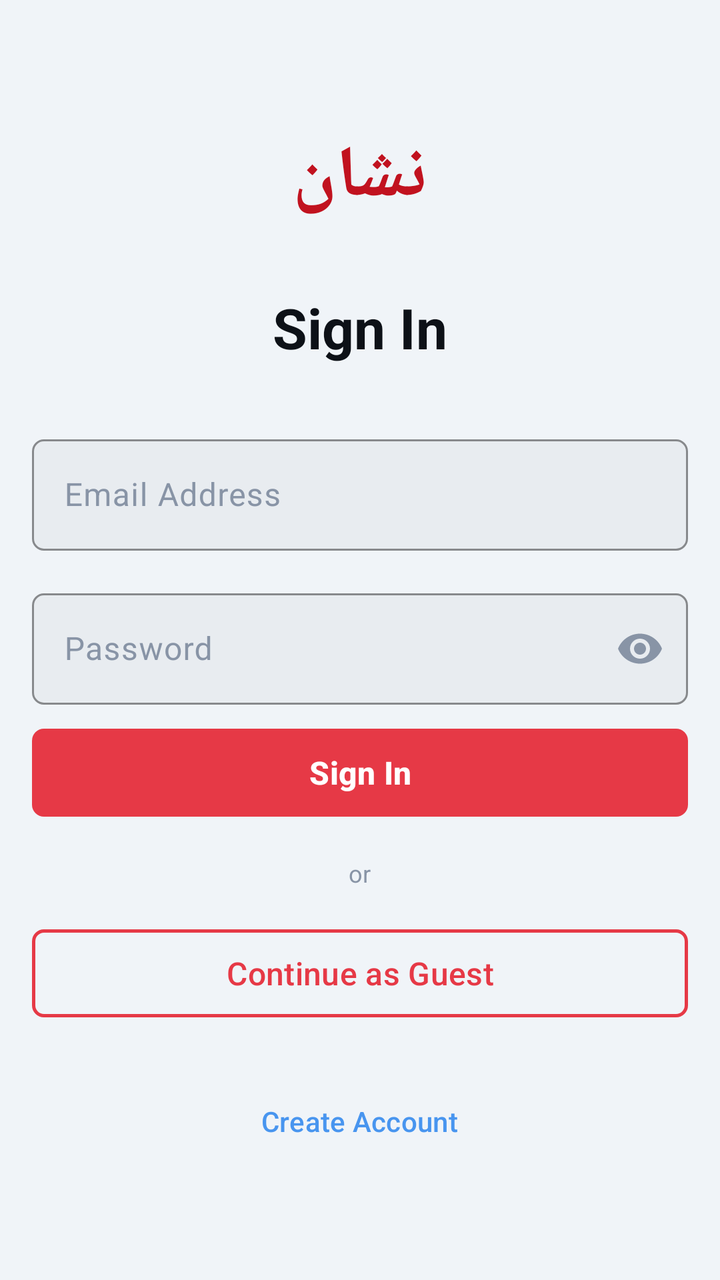
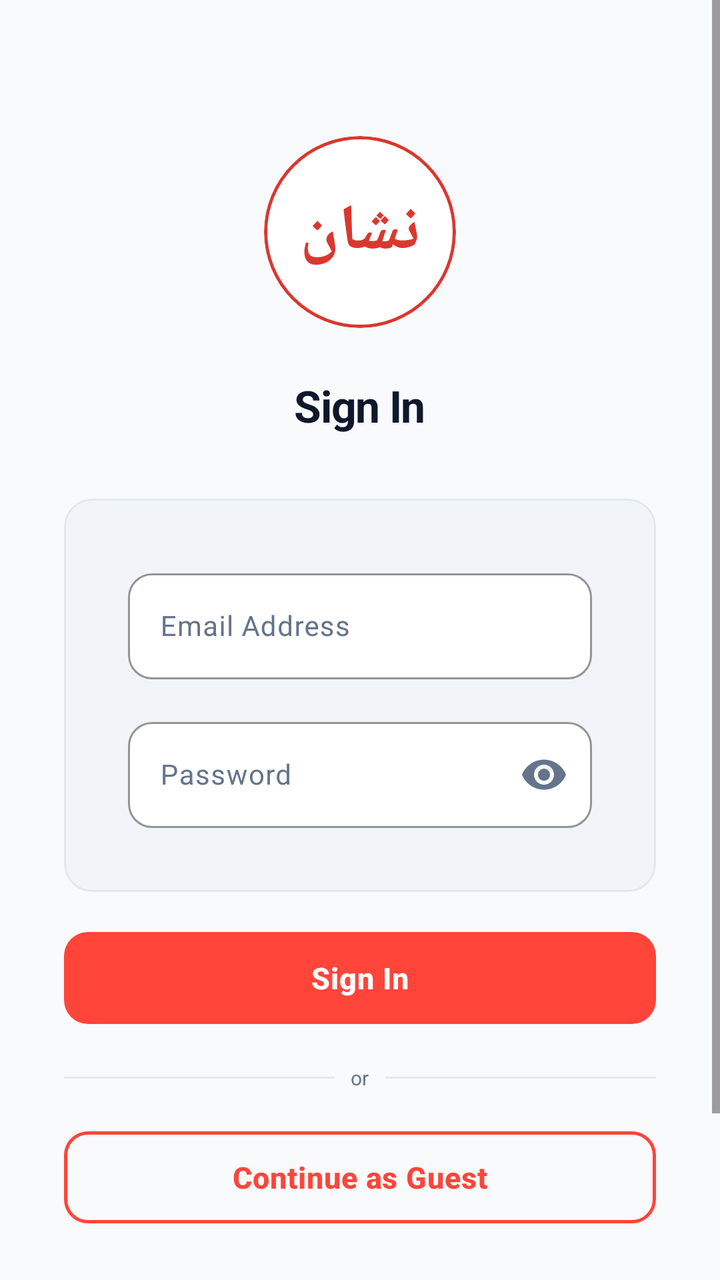

Compare the two renders of this Android layout. The source of the first and the diff that turns it into the second are given below.
<!-- AndroidManifest.xml: application theme Theme.NISHAAN -->
<!-- res/layout/fragment_auth.xml -->
<?xml version="1.0" encoding="utf-8"?>
<ScrollView xmlns:android="http://schemas.android.com/apk/res/android"
    xmlns:app="http://schemas.android.com/apk/res-auto"
    android:layout_width="match_parent"
    android:layout_height="match_parent"
    android:background="?attr/android:colorBackground"
    android:fillViewport="true">

    <LinearLayout
        android:layout_width="match_parent"
        android:layout_height="wrap_content"
        android:gravity="center_horizontal"
        android:orientation="vertical"
        android:padding="@dimen/spacing_md">

        
        <TextView
            android:layout_width="wrap_content"
            android:layout_height="wrap_content"
            android:layout_marginTop="@dimen/spacing_xxl"
            android:text="@string/app_name_urdu"
            android:textSize="36sp"
            android:textStyle="bold"
            android:textColor="?attr/colorPrimary" />

        <TextView
            android:layout_width="wrap_content"
            android:layout_height="wrap_content"
            android:layout_marginTop="@dimen/spacing_xl"
            android:layout_marginBottom="@dimen/spacing_xl"
            android:text="@string/auth_title"
            style="@style/TextDisplay" />

        
        <com.google.android.material.textfield.TextInputLayout
            android:id="@+id/emailLayout"
            style="@style/NishaanInputLayout"
            android:layout_width="match_parent"
            android:layout_height="wrap_content"
            android:layout_marginBottom="@dimen/spacing_md"
            android:hint="@string/auth_email_label">
            <com.google.android.material.textfield.TextInputEditText
                android:id="@+id/emailInput"
                android:layout_width="match_parent"
                android:layout_height="wrap_content"
                android:inputType="textEmailAddress" />
        </com.google.android.material.textfield.TextInputLayout>

        
        <com.google.android.material.textfield.TextInputLayout
            android:id="@+id/passwordLayout"
            style="@style/NishaanInputLayout"
            android:layout_width="match_parent"
            android:layout_height="wrap_content"
            android:layout_marginBottom="@dimen/spacing_sm"
            android:hint="@string/auth_password_label"
            app:endIconMode="password_toggle">
            <com.google.android.material.textfield.TextInputEditText
                android:id="@+id/passwordInput"
                android:layout_width="match_parent"
                android:layout_height="wrap_content"
                android:inputType="textPassword" />
        </com.google.android.material.textfield.TextInputLayout>

        
        <TextView
            android:id="@+id/errorText"
            android:layout_width="match_parent"
            android:layout_height="wrap_content"
            android:layout_marginBottom="@dimen/spacing_md"
            android:textColor="@color/color_primary"
            android:visibility="gone"
            style="@style/TextCaption" />

        
        <com.google.android.material.button.MaterialButton
            android:id="@+id/btnSignIn"
            style="@style/PrimaryButton"
            android:layout_width="match_parent"
            android:layout_height="wrap_content"
            android:text="@string/btn_sign_in" />

        
        <TextView
            android:layout_width="wrap_content"
            android:layout_height="wrap_content"
            android:layout_marginVertical="@dimen/spacing_md"
            android:text="@string/auth_divider"
            style="@style/TextCaption" />

        
        <com.google.android.material.button.MaterialButton
            android:id="@+id/btnGuest"
            style="@style/SecondaryButton"
            android:layout_width="match_parent"
            android:layout_height="wrap_content"
            android:text="@string/btn_continue_guest" />

        
        <com.google.android.material.button.MaterialButton
            android:id="@+id/btnCreateAccount"
            style="@style/TextButton"
            android:layout_width="wrap_content"
            android:layout_height="wrap_content"
            android:layout_marginTop="@dimen/spacing_lg"
            android:text="@string/btn_create_account" />
    </LinearLayout>
</ScrollView>
<!-- resources referenced by this layout -->
<resources>
  <color name="color_primary">#E63946</color>
  <dimen name="spacing_sm">8dp</dimen>
  <style name="NishaanInputLayout" parent="Widget.Material3.TextInputLayout.OutlinedBox">
          <item name="boxBackgroundColor">?attr/colorSurfaceVariant</item>
          <item name="boxStrokeColor">@color/color_primary</item>
          <item name="boxCornerRadiusTopStart">@dimen/dimen_input_corner_radius</item>
          <item name="boxCornerRadiusTopEnd">@dimen/dimen_input_corner_radius</item>
          <item name="boxCornerRadiusBottomStart">@dimen/dimen_input_corner_radius</item>
          <item name="boxCornerRadiusBottomEnd">@dimen/dimen_input_corner_radius</item>
      </style>
  <style name="PrimaryButton" parent="Widget.Material3.Button">
          <item name="backgroundTint">@color/color_primary</item>
          <item name="android:textColor">@color/white</item>
          <item name="android:textSize">16sp</item>
          <item name="android:textStyle">bold</item>
          <item name="cornerRadius">@dimen/dimen_button_corner_radius</item>
          <item name="android:minHeight">@dimen/dimen_button_height</item>
          <item name="elevation">0dp</item>
      </style>
  <style name="SecondaryButton" parent="Widget.Material3.Button.OutlinedButton">
          <item name="strokeColor">@color/color_primary</item>
          <item name="strokeWidth">@dimen/dimen_button_outline_stroke</item>
          <item name="android:textColor">@color/color_primary</item>
          <item name="android:textSize">16sp</item>
          <item name="cornerRadius">@dimen/dimen_button_corner_radius</item>
          <item name="android:minHeight">@dimen/dimen_button_height</item>
      </style>
  <style name="TextButton" parent="Widget.Material3.Button.TextButton">
          <item name="android:textColor">@color/color_accent_info</item>
      </style>
  <style name="TextCaption">
          <item name="android:textSize">12sp</item>
          <item name="android:textColor">?attr/colorOnSurfaceVariant</item>
      </style>
  <style name="TextDisplay">
          <item name="android:textSize">28sp</item>
          <item name="android:textStyle">bold</item>
          <item name="android:textColor">?attr/colorOnBackground</item>
      </style>
  <dimen name="dimen_input_corner_radius">6dp</dimen>
  <color name="white">#FFFFFFFF</color>
  <dimen name="dimen_button_corner_radius">6dp</dimen>
  <dimen name="dimen_button_height">52dp</dimen>
  <color name="color_accent_info">#4895EF</color>
  <color name="color_primary_light">#C1121F</color>
  <color name="color_background_light">#F0F4F8</color>
  <color name="color_on_background_light">#0D1117</color>
  <color name="color_on_surface_light">#3D4A5C</color>
  <color name="color_surface_variant_light">#E8ECF0</color>
  <color name="color_on_surface_muted_light">#8894A6</color>
  <color name="color_divider_light">#D4DAE2</color>
  <!-- unchanged entries left out for length: 16 -->
</resources>

<!-- the commit's change to res/layout/fragment_auth.xml (unified diff, before → after) -->
@@ -11,56 +11,94 @@
         android:layout_height="wrap_content"
         android:gravity="center_horizontal"
         android:orientation="vertical"
-        android:padding="@dimen/spacing_md">
+        android:paddingHorizontal="@dimen/spacing_xl"
+        android:paddingVertical="@dimen/spacing_xxl">
 
         
-        <TextView
-            android:layout_width="wrap_content"
-            android:layout_height="wrap_content"
-            android:layout_marginTop="@dimen/spacing_xxl"
-            android:text="@string/app_name_urdu"
-            android:textSize="36sp"
-            android:textStyle="bold"
-            android:textColor="?attr/colorPrimary" />
+        <com.google.android.material.card.MaterialCardView
+            android:layout_width="96dp"
+            android:layout_height="96dp"
+            android:layout_marginTop="20dp"
+            app:cardCornerRadius="48dp"
+            app:strokeWidth="1.5dp"
+            app:strokeColor="?attr/colorPrimary"
+            app:cardBackgroundColor="?attr/colorSurface"
+            app:cardElevation="0dp">
+
+            <TextView
+                android:layout_width="match_parent"
+                android:layout_height="match_parent"
+                android:gravity="center"
+                android:text="@string/app_name_urdu"
+                android:textSize="32sp"
+                android:textStyle="bold"
+                android:textColor="?attr/colorPrimary"
+                android:contentDescription="@null" />
+        </com.google.android.material.card.MaterialCardView>
 
         <TextView
             android:layout_width="wrap_content"
             android:layout_height="wrap_content"
-            android:layout_marginTop="@dimen/spacing_xl"
+            android:layout_marginTop="@dimen/spacing_lg"
             android:layout_marginBottom="@dimen/spacing_xl"
             android:text="@string/auth_title"
+            android:textSize="22sp"
+            android:letterSpacing="-0.02"
             style="@style/TextDisplay" />
 
         
-        <com.google.android.material.textfield.TextInputLayout
-            android:id="@+id/emailLayout"
-            style="@style/NishaanInputLayout"
+        <com.google.android.material.card.MaterialCardView
+            style="@style/NishaanCard"
             android:layout_width="match_parent"
             android:layout_height="wrap_content"
             android:layout_marginBottom="@dimen/spacing_md"
-            android:hint="@string/auth_email_label">
-            <com.google.android.material.textfield.TextInputEditText
-                android:id="@+id/emailInput"
+            app:cardCornerRadius="14dp"
+            app:strokeWidth="1dp"
+            app:strokeColor="?attr/colorOutlineVariant"
+            app:cardElevation="0dp">
+
+            <LinearLayout
                 android:layout_width="match_parent"
                 android:layout_height="wrap_content"
-                android:inputType="textEmailAddress" />
-        </com.google.android.material.textfield.TextInputLayout>
+                android:orientation="vertical"
+                android:padding="@dimen/spacing_md">
 
-        
-        <com.google.android.material.textfield.TextInputLayout
-            android:id="@+id/passwordLayout"
-            style="@style/NishaanInputLayout"
-            android:layout_width="match_parent"
-            android:layout_height="wrap_content"
-            android:layout_marginBottom="@dimen/spacing_sm"
-            android:hint="@string/auth_password_label"
-            app:endIconMode="password_toggle">
-            <com.google.android.material.textfield.TextInputEditText
-                android:id="@+id/passwordInput"
-                android:layout_width="match_parent"
-                android:layout_height="wrap_content"
-                android:inputType="textPassword" />
-        </com.google.android.material.textfield.TextInputLayout>
+                
+                <com.google.android.material.textfield.TextInputLayout
+                    android:id="@+id/emailLayout"
+                    style="@style/NishaanInputLayout"
+                    android:layout_width="match_parent"
+                    android:layout_height="wrap_content"
+                    android:layout_marginBottom="@dimen/spacing_md"
+                    android:hint="@string/auth_email_label">
+                    <com.google.android.material.textfield.TextInputEditText
+                        android:id="@+id/emailInput"
+                        android:layout_width="match_parent"
+                        android:layout_height="wrap_content"
+                        android:textColor="?attr/colorOnSurface"
+                        android:textSize="14sp"
+                        android:inputType="textEmailAddress" />
+                </com.google.android.material.textfield.TextInputLayout>
+
+                
+                <com.google.android.material.textfield.TextInputLayout
+                    android:id="@+id/passwordLayout"
+                    style="@style/NishaanInputLayout"
+                    android:layout_width="match_parent"
+                    android:layout_height="wrap_content"
+                    android:hint="@string/auth_password_label"
+                    app:endIconMode="password_toggle"
+                    app:endIconTint="?attr/colorOnSurfaceVariant">
+                    <com.google.android.material.textfield.TextInputEditText
+                        android:id="@+id/passwordInput"
+                        android:layout_width="match_parent"
+                        android:layout_height="wrap_content"
+                        android:textColor="?attr/colorOnSurface"
+                        android:textSize="14sp"
+                        android:inputType="textPassword" />
+                </com.google.android.material.textfield.TextInputLayout>
+            </LinearLayout>
+        </com.google.android.material.card.MaterialCardView>
 
         
         <TextView
@@ -70,6 +108,8 @@
             android:layout_marginBottom="@dimen/spacing_md"
             android:textColor="@color/color_primary"
             android:visibility="gone"
+            android:textStyle="bold"
+            android:textSize="12sp"
             style="@style/TextCaption" />
 
         
@@ -81,12 +121,34 @@
             android:text="@string/btn_sign_in" />
 
         
-        <TextView
-            android:layout_width="wrap_content"
+        <LinearLayout
+            android:layout_width="match_parent"
             android:layout_height="wrap_content"
-            android:layout_marginVertical="@dimen/spacing_md"
-            android:text="@string/auth_divider"
-            style="@style/TextCaption" />
+            android:orientation="horizontal"
+            android:gravity="center_vertical"
+            android:layout_marginVertical="@dimen/spacing_md">
+
+            <View
+                android:layout_width="0dp"
+                android:layout_height="1dp"
+                android:layout_weight="1"
+                android:background="?attr/colorOutlineVariant" />
+
+            <TextView
+                android:layout_width="wrap_content"
+                android:layout_height="wrap_content"
+                android:layout_marginHorizontal="@dimen/spacing_sm"
+                android:text="@string/auth_divider"
+                android:textColor="?attr/colorOnSurfaceVariant"
+                android:textSize="10sp"
+                style="@style/TextCaption" />
+
+            <View
+                android:layout_width="0dp"
+                android:layout_height="1dp"
+                android:layout_weight="1"
+                android:background="?attr/colorOutlineVariant" />
+        </LinearLayout>
 
         
         <com.google.android.material.button.MaterialButton
@@ -103,6 +165,7 @@
             android:layout_width="wrap_content"
             android:layout_height="wrap_content"
             android:layout_marginTop="@dimen/spacing_lg"
-            android:text="@string/btn_create_account" />
+            android:text="@string/btn_create_account"
+            android:textSize="13sp" />
     </LinearLayout>
 </ScrollView>
<!-- resource entries referenced after the edit -->
@@ -1,56 +1,76 @@
 <!-- resources referenced by this layout -->
 <resources>
-  <color name="color_primary">#E63946</color>
+  <color name="color_primary">#FF453A</color>
   <dimen name="spacing_sm">8dp</dimen>
+  <style name="NishaanCard" parent="Widget.Material3.CardView.Filled">
+          <item name="cardBackgroundColor">?attr/colorSurfaceVariant</item>
+          <item name="cardCornerRadius">@dimen/dimen_card_corner_radius</item>
+          <item name="cardElevation">0dp</item>
+          <item name="strokeWidth">@dimen/dimen_card_stroke_width</item>
+          <item name="strokeColor">?attr/colorOutlineVariant</item>
+          <item name="contentPadding">@dimen/dimen_card_padding</item>
+      </style>
   <style name="NishaanInputLayout" parent="Widget.Material3.TextInputLayout.OutlinedBox">
-          <item name="boxBackgroundColor">?attr/colorSurfaceVariant</item>
+          <item name="boxBackgroundColor">?attr/colorSurface</item>
           <item name="boxStrokeColor">@color/color_primary</item>
           <item name="boxCornerRadiusTopStart">@dimen/dimen_input_corner_radius</item>
           <item name="boxCornerRadiusTopEnd">@dimen/dimen_input_corner_radius</item>
           <item name="boxCornerRadiusBottomStart">@dimen/dimen_input_corner_radius</item>
           <item name="boxCornerRadiusBottomEnd">@dimen/dimen_input_corner_radius</item>
+          <item name="android:textColorHint">?attr/colorOnSurfaceVariant</item>
+          <item name="hintTextColor">@color/color_primary</item>
       </style>
   <style name="PrimaryButton" parent="Widget.Material3.Button">
           <item name="backgroundTint">@color/color_primary</item>
           <item name="android:textColor">@color/white</item>
-          <item name="android:textSize">16sp</item>
+          <item name="android:textSize">15sp</item>
           <item name="android:textStyle">bold</item>
           <item name="cornerRadius">@dimen/dimen_button_corner_radius</item>
           <item name="android:minHeight">@dimen/dimen_button_height</item>
+          <item name="android:letterSpacing">0.02</item>
           <item name="elevation">0dp</item>
       </style>
   <style name="SecondaryButton" parent="Widget.Material3.Button.OutlinedButton">
           <item name="strokeColor">@color/color_primary</item>
           <item name="strokeWidth">@dimen/dimen_button_outline_stroke</item>
           <item name="android:textColor">@color/color_primary</item>
-          <item name="android:textSize">16sp</item>
+          <item name="android:textSize">15sp</item>
+          <item name="android:textStyle">bold</item>
           <item name="cornerRadius">@dimen/dimen_button_corner_radius</item>
           <item name="android:minHeight">@dimen/dimen_button_height</item>
+          <item name="android:letterSpacing">0.02</item>
       </style>
   <style name="TextButton" parent="Widget.Material3.Button.TextButton">
           <item name="android:textColor">@color/color_accent_info</item>
+          <item name="android:textSize">14sp</item>
+          <item name="android:textStyle">bold</item>
       </style>
   <style name="TextCaption">
           <item name="android:textSize">12sp</item>
           <item name="android:textColor">?attr/colorOnSurfaceVariant</item>
+          <item name="android:letterSpacing">0.01</item>
       </style>
   <style name="TextDisplay">
-          <item name="android:textSize">28sp</item>
+          <item name="android:textSize">30sp</item>
           <item name="android:textStyle">bold</item>
           <item name="android:textColor">?attr/colorOnBackground</item>
+          <item name="android:letterSpacing">-0.02</item>
       </style>
-  <dimen name="dimen_input_corner_radius">6dp</dimen>
+  <dimen name="dimen_card_corner_radius">12dp</dimen>
+  <dimen name="dimen_card_stroke_width">1dp</dimen>
+  <dimen name="dimen_card_padding">16dp</dimen>
+  <dimen name="dimen_input_corner_radius">12dp</dimen>
   <color name="white">#FFFFFFFF</color>
-  <dimen name="dimen_button_corner_radius">6dp</dimen>
-  <dimen name="dimen_button_height">52dp</dimen>
-  <color name="color_accent_info">#4895EF</color>
-  <color name="color_primary_light">#C1121F</color>
-  <color name="color_background_light">#F0F4F8</color>
-  <color name="color_on_background_light">#0D1117</color>
-  <color name="color_on_surface_light">#3D4A5C</color>
-  <color name="color_surface_variant_light">#E8ECF0</color>
-  <color name="color_on_surface_muted_light">#8894A6</color>
-  <color name="color_divider_light">#D4DAE2</color>
+  <dimen name="dimen_button_corner_radius">12dp</dimen>
+  <dimen name="dimen_button_height">54dp</dimen>
+  <color name="color_accent_info">#3B82F6</color>
+  <color name="color_primary_light">#D9382F</color>
+  <color name="color_background_light">#F8FAFC</color>
+  <color name="color_on_background_light">#0F172A</color>
+  <color name="color_on_surface_light">#334155</color>
+  <color name="color_surface_variant_light">#F1F5F9</color>
+  <color name="color_on_surface_muted_light">#64748B</color>
+  <color name="color_divider_light">#E2E8F0</color>
   <!-- unchanged entries left out for length: 16 -->
 </resources>
 
